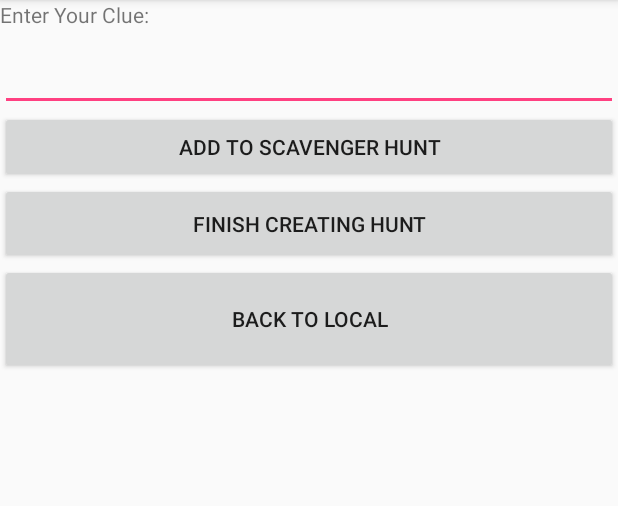
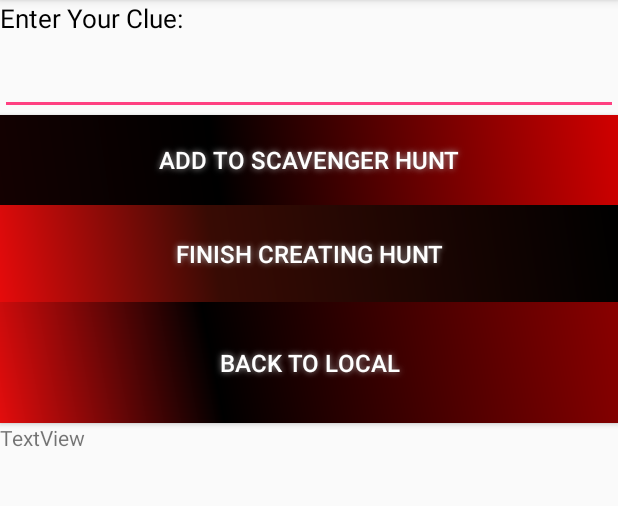
Before and after one commit to glynnja/TheHunt, an Android app: the Easy screen opened directly, with no data from a screen before it, on a phone screen of 412 x 824 dp, the part 84-590 px from its top. Run offline under Robolectric (Android 15) with nearby library versions, the phone set to English and light mode, and no system bars.

Commit message:
small fixes

```diff
--- a/app/src/main/java/com/example/jacksonglynn/thehunt3/FrequentlyAskedQuestions.java
+++ b/app/src/main/java/com/example/jacksonglynn/thehunt3/FrequentlyAskedQuestions.java
@@ -57,7 +57,7 @@ public class FrequentlyAskedQuestions extends ActionBarActivity {
         + "8. What happens once the scavenger hunt is completed?"
         + " - Once you have completed the scavenger hunt then you have won the game!\n"
         + "9. Is this the best scavenger hunt out there?\n"
-        + " - Well duh of course it is!\n"
+        + " - Well duh, of course it is!\n"
         + "10. If you have any further questions send this to WelcomeToTheHunt2017@gmail.com\n"
         );
         ffaRules.setMovementMethod(new ScrollingMovementMethod());
--- a/app/src/main/res/layout/easy_screen.xml
+++ b/app/src/main/res/layout/easy_screen.xml
@@ -9,6 +9,8 @@
 
     <TextView
         android:text="TextView"
+        android:textColor="#000000"
+        android:textSize="17sp"
         android:layout_width="match_parent"
         android:layout_height="wrap_content"
         android:id="@+id/clue"
@@ -22,25 +24,56 @@
         android:id="@+id/enter"
         tools:text="Enter here" />
 
+
     <Button
         android:text="Add to Scavenger Hunt"
+        android:textColor="#FFFFFF"
+        android:textSize="16sp"
         android:layout_width="match_parent"
         android:layout_height="wrap_content"
-        android:id="@+id/add" />
+        android:id="@+id/add"
+        android:background="@drawable/buttonshape"
+        android:shadowColor="#A8A8A8"
+        android:shadowDx="0"
+        android:shadowDy="0"
+        android:shadowRadius="5"
+        />
 
     <Button
         android:text="Finish Creating Hunt"
+        android:textColor="#FFFFFF"
+        android:textSize="16sp"
         android:layout_width="match_parent"
         android:layout_height="wrap_content"
         android:id="@+id/finish"
-        android:layout_weight="0.02" />
+        android:layout_weight="0.02"
+        android:background="@drawable/buttonshape2"
+        android:shadowColor="#A8A8A8"
+        android:shadowDx="0"
+        android:shadowDy="0"
+        android:shadowRadius="5"/>
 
     <Button
         android:text="Back to Local"
+        android:textColor="#FFFFFF"
+        android:textSize="16sp"
         android:layout_width="match_parent"
         android:layout_height="wrap_content"
         android:id="@+id/back"
-        android:layout_weight="0.08" />
+        android:layout_weight="0.08"
+        android:background="@drawable/buttonshape3"
+        android:shadowColor="#A8A8A8"
+        android:shadowDx="0"
+        android:shadowDy="0"
+        android:shadowRadius="5"
+        />
+
+    <TextView
+        android:text="TextView"
+        android:layout_width="match_parent"
+        android:layout_height="wrap_content"
+        android:id="@+id/test"
+        android:layout_weight="0.03" />
 
     <ListView
         android:layout_width="match_parent"
```
Also changed, not shown: app/src/main/java/com/example/jacksonglynn/thehunt3/FinishedEasy.java (+54 -22 lines), app/src/main/res/layout/easy_hunt.xml (+12 -0 lines).
